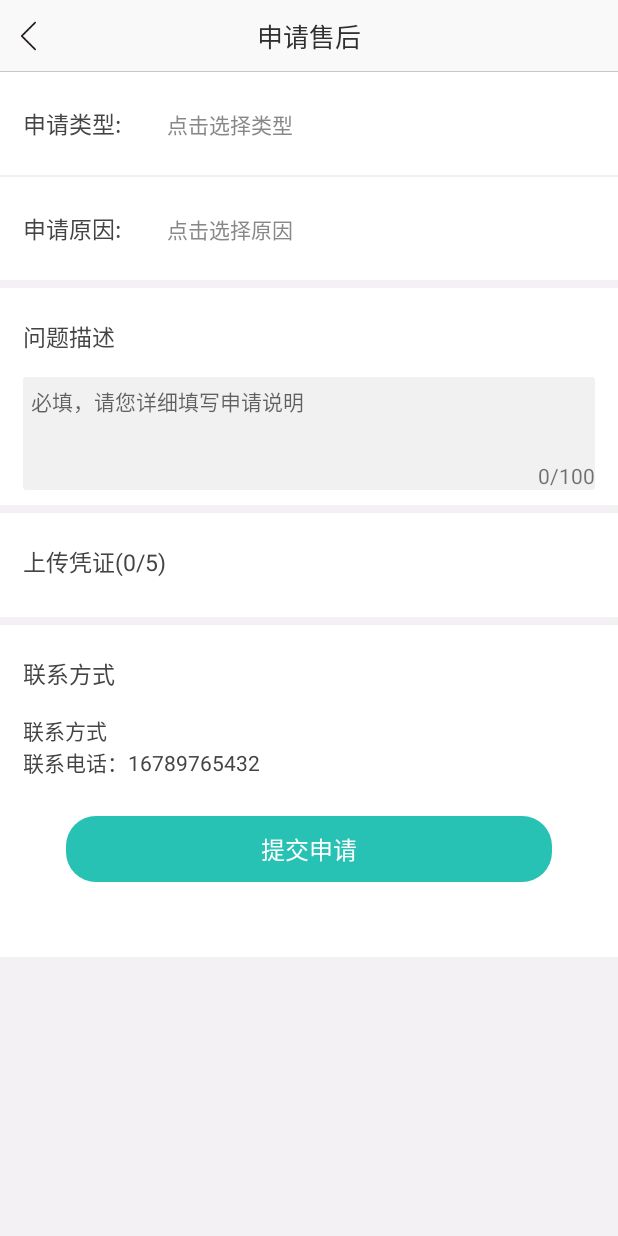
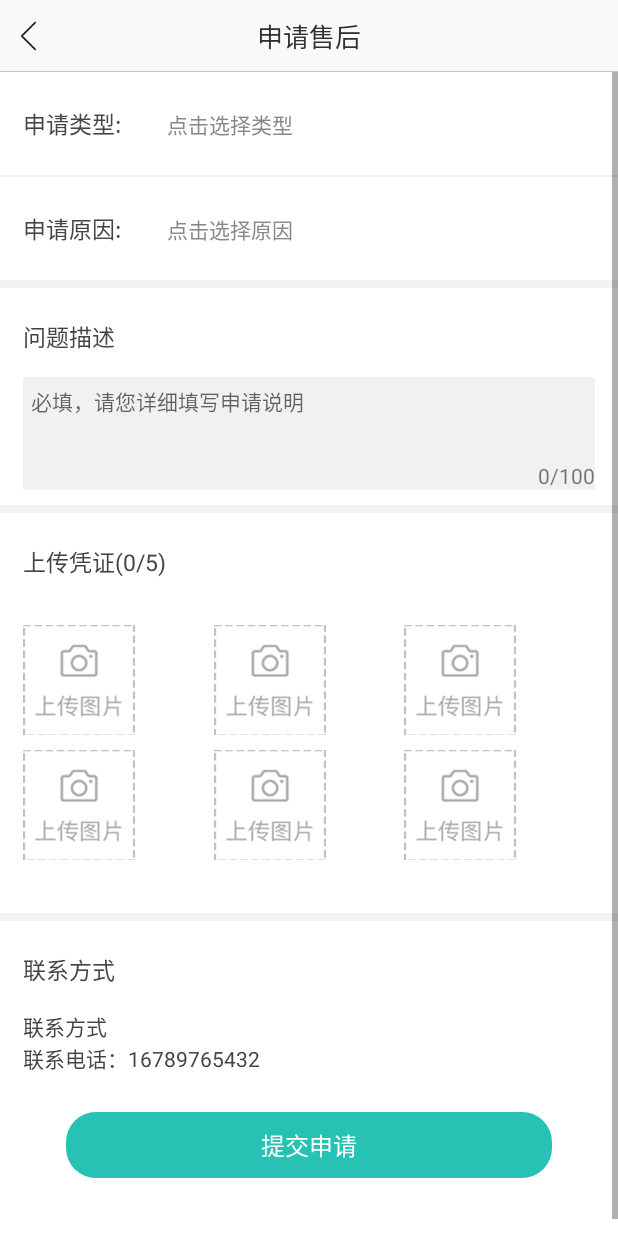
Before and after one commit to fflin/sqka-sdk, an Android app: the AskForSaleActivity screen opened directly, with no data from a screen before it, on a phone screen of 412 x 824 dp. Run offline under Robolectric (Android 15) with nearby library versions, the phone set to English and light mode, and no system bars; pictures from the network do not load.

Commit message:
1 售后页面增加对话框，完善页面展示，调用回调

```diff
--- /dev/null
+++ b/mysdk/mall/src/main/java/com/hengxin/mall/model/SaleOutDialogModel.java
@@ -0,0 +1,20 @@
+package com.hengxin.mall.model;
+
+/**
+ * author : fflin
+ * date   : 2020/5/18 15:31
+ * desc   : 售后页面要求数据格式
+ * version: 1.0
+ */
+public class SaleOutDialogModel {
+
+    public String title;
+    public String subTitle;
+    public boolean isChecked;
+    public SaleOutDialogModel(String title, String subTitle, boolean isChecked) {
+        this.title = title;
+        this.subTitle = subTitle;
+        this.isChecked = isChecked;
+    }
+
+}
--- /dev/null
+++ b/mysdk/mall/src/main/java/com/hengxin/mall/model/SelectPicModel.java
@@ -0,0 +1,13 @@
+package com.hengxin.mall.model;
+
+/**
+ * author : fflin
+ * date   : 2020/5/19 11:34
+ * desc   : 相册选择照片
+ * version: 1.0
+ */
+public class SelectPicModel {
+
+    public String fileName;//本地相册
+    public String fileUrl;//server返回的url
+}
--- a/mysdk/mall/src/main/java/com/hengxin/mall/ui/saleout/AskForSaleActivity.java
+++ b/mysdk/mall/src/main/java/com/hengxin/mall/ui/saleout/AskForSaleActivity.java
@@ -2,11 +2,23 @@ package com.hengxin.mall.ui.saleout;
 
 import android.content.Context;
 import android.content.Intent;
+import android.support.v7.widget.RecyclerView;
+import android.text.TextUtils;
 import android.view.View;
 import android.widget.TextView;
 
 import com.hengxin.mall.R;
 import com.hengxin.mall.base.BaseActivity;
+import com.hengxin.mall.manager.CrashBugGridLayoutManager;
+import com.hengxin.mall.model.SaleOutDialogModel;
+import com.hengxin.mall.model.SelectPicModel;
+import com.hengxin.mall.ui.saleout.adapter.OnAdapterClick;
+import com.hengxin.mall.ui.saleout.adapter.SelectPicAdapter;
+import com.hengxin.mall.ui.saleout.dialog.OnListDialogClick;
+import com.hengxin.mall.ui.saleout.dialog.SaleOutDialogHelper;
+
+import java.util.ArrayList;
+import java.util.List;
 
 /**
  * author : fflin
@@ -14,7 +26,14 @@ import com.hengxin.mall.base.BaseActivity;
  * desc   : 申请售后页面
  * version: 1.0
  */
-public class AskForSaleActivity extends BaseActivity {
+public class AskForSaleActivity extends BaseActivity implements OnAdapterClick {
+
+    private TextView askType;
+    private TextView askReason;
+    private List<SaleOutDialogModel> askTypeList = new ArrayList<>();
+    private List<SaleOutDialogModel> askReasonList = new ArrayList<>();
+    private RecyclerView recyclerView;
+    private List<SelectPicModel> picModels = new ArrayList<>();
 
     public static void startAskForSaleAty(Context context) {
         Intent intent = new Intent(context, AskForSaleActivity.class);
@@ -24,16 +43,87 @@ public class AskForSaleActivity extends BaseActivity {
 
     @Override
     protected void initData() {
+        for (int i = 0; i < 6; i++) {
+            SelectPicModel model = new SelectPicModel();
+            model.fileName = Constant.SELECT_PIC_NAME;
+            picModels.add(model);
+        }
+
+        SelectPicAdapter adapter = new SelectPicAdapter(this, picModels, this);
+        recyclerView.setAdapter(adapter);
+
+        SaleOutDialogModel model1 = new SaleOutDialogModel("换货", "(更换收到的商品)", true);
+        SaleOutDialogModel model2 = new SaleOutDialogModel("退款", "(未收到货，只退款)", false);
+        SaleOutDialogModel model3 = new SaleOutDialogModel("退款退货", "(已收到货，需要退换已收到的货物)", false);
+
+        askTypeList.add(model1);
+        askTypeList.add(model2);
+        askTypeList.add(model3);
+
+        SaleOutDialogModel model4 = new SaleOutDialogModel("多拍、错拍", "", false);
+        SaleOutDialogModel model5 = new SaleOutDialogModel("质量问题", "", false);
+        SaleOutDialogModel model6 = new SaleOutDialogModel("7天无理由", "", false);
+        SaleOutDialogModel model7 = new SaleOutDialogModel("其他", "", false);
+
+        askReasonList.add(model4);
+        askReasonList.add(model5);
+        askReasonList.add(model6);
+        askReasonList.add(model7);
 
     }
 
     @Override
     protected void initView() {
-        ((TextView)findViewById(R.id.title_bar_title)).setText("申请售后");
+        ((TextView) findViewById(R.id.title_bar_title)).setText("申请售后");
+        recyclerView = findViewById(R.id.ask_photo_rv);
+
+        recyclerView.setLayoutManager(new CrashBugGridLayoutManager(this,3));
+
         findViewById(R.id.ask_commit).setOnClickListener(new View.OnClickListener() {
             @Override
             public void onClick(View v) {
-                AskForSaleActivity.this.startActivity(new Intent(AskForSaleActivity.this,AskSuccActivity.class));
+                AskForSaleActivity.this.startActivity(new Intent(AskForSaleActivity.this, AskSuccActivity.class));
+            }
+        });
+        askType = findViewById(R.id.ask_type);
+        askReason = findViewById(R.id.ask_reason);
+        askType.setOnClickListener(new View.OnClickListener() {
+            @Override
+            public void onClick(View v) {
+                SaleOutDialogHelper helper = new SaleOutDialogHelper(AskForSaleActivity.this);
+                helper.showListDialog("请选择申请类型", askTypeList, new OnListDialogClick() {
+                    @Override
+                    public void onItemClick(View view) {
+                        SaleOutDialogModel model = (SaleOutDialogModel) view.getTag();
+                        if (model != null) {
+                            String title = model.title;
+                            if (!TextUtils.isEmpty(title)) {
+                                askType.setText(title);
+                            }
+                        }
+                        helper.dismissDilog();
+                    }
+                });
+            }
+        });
+
+        askReason.setOnClickListener(new View.OnClickListener() {
+            @Override
+            public void onClick(View v) {
+                SaleOutDialogHelper helper = new SaleOutDialogHelper(AskForSaleActivity.this);
+                helper.showListDialog("请选择申请类型", askReasonList, new OnListDialogClick() {
+                    @Override
+                    public void onItemClick(View view) {
+                        SaleOutDialogModel model = (SaleOutDialogModel) view.getTag();
+                        if (model != null) {
+                            String title = model.title;
+                            if (!TextUtils.isEmpty(title)) {
+                                askReason.setText(title);
+                            }
+                        }
+                        helper.dismissDilog();
+                    }
+                });
             }
         });
     }
@@ -42,4 +132,15 @@ public class AskForSaleActivity extends BaseActivity {
     protected int setLayout() {
         return R.layout.aty_ask_sale;
     }
+
+
+    @Override
+    public void onUploadClick(View view) {
+        // 上传照片  更新list
+    }
+
+    @Override
+    public void onDeleteClick(View view) {
+
+    }
 }
--- /dev/null
+++ b/mysdk/mall/src/main/java/com/hengxin/mall/ui/saleout/adapter/OnAdapterClick.java
@@ -0,0 +1,17 @@
+package com.hengxin.mall.ui.saleout.adapter;
+
+import android.view.View;
+
+/**
+ * author : fflin
+ * date   : 2020/5/19 12:05
+ * desc   : 删除 上传点击
+ * version: 1.0
+ */
+public interface OnAdapterClick {
+
+    void onUploadClick(View view);
+
+    void onDeleteClick(View view);
+
+}
--- /dev/null
+++ b/mysdk/mall/src/main/java/com/hengxin/mall/ui/saleout/adapter/SelectPicAdapter.java
@@ -0,0 +1,89 @@
+package com.hengxin.mall.ui.saleout.adapter;
+
+import android.content.Context;
+import android.support.annotation.NonNull;
+import android.support.v7.widget.RecyclerView;
+import android.text.TextUtils;
+import android.view.LayoutInflater;
+import android.view.View;
+import android.view.ViewGroup;
+import android.widget.ImageView;
+
+import com.bumptech.glide.Glide;
+import com.hengxin.mall.R;
+import com.hengxin.mall.model.SelectPicModel;
+import com.hengxin.mall.ui.saleout.Constant;
+
+import java.util.List;
+
+/**
+ * author : fflin
+ * date   : 2020/5/19 11:39
+ * desc   :
+ * version: 1.0
+ */
+public class SelectPicAdapter extends RecyclerView.Adapter<SelectPicViewHolder> {
+
+    private Context mContext;
+    private List<SelectPicModel> mList;
+    private OnAdapterClick mClick;
+    public SelectPicAdapter(Context context, List<SelectPicModel> picModels, OnAdapterClick onAdapterClick) {
+        this.mContext = context;
+        this.mList = picModels;
+        this.mClick = onAdapterClick;
+    }
+
+    @NonNull
+    @Override
+    public SelectPicViewHolder onCreateViewHolder(@NonNull ViewGroup viewGroup, int i) {
+        return new SelectPicViewHolder(LayoutInflater.from(mContext).inflate(R.layout.item_select_pic,viewGroup,false));
+    }
+
+    @Override
+    public void onBindViewHolder(@NonNull SelectPicViewHolder holder, int i) {
+        final SelectPicModel data = mList.get(i);
+        String fileName = data.fileName;
+        if (!TextUtils.isEmpty(fileName)) {
+            if (fileName.equals(Constant.SELECT_PIC_NAME)) {
+                holder.closeImg.setVisibility(View.GONE);
+                holder.showImg.setImageResource(R.drawable.upload_img);
+            } else {
+                holder.closeImg.setVisibility(View.VISIBLE);
+                Glide.with(mContext).load(data.fileUrl).placeholder(R.drawable.placeholder_square).into(holder.showImg);
+            }
+        }
+
+        holder.showImg.setOnClickListener(new View.OnClickListener() {
+            @Override
+            public void onClick(View v) {
+                v.setTag(data);
+                mClick.onUploadClick(v);
+            }
+        });
+
+        holder.closeImg.setOnClickListener(new View.OnClickListener() {
+            @Override
+            public void onClick(View v) {
+                v.setTag(data);
+                mClick.onDeleteClick(v);
+            }
+        });
+    }
+
+    @Override
+    public int getItemCount() {
+        return mList != null ? mList.size() : 0;
+    }
+}
+
+class SelectPicViewHolder extends RecyclerView.ViewHolder {
+
+    public final ImageView showImg;
+    public final ImageView closeImg;
+
+    public SelectPicViewHolder(@NonNull View itemView) {
+        super(itemView);
+        showImg = itemView.findViewById(R.id.upload_img);
+        closeImg = itemView.findViewById(R.id.upload_close);
+    }
+}
--- /dev/null
+++ b/mysdk/mall/src/main/java/com/hengxin/mall/ui/saleout/dialog/OnListDialogClick.java
@@ -0,0 +1,14 @@
+package com.hengxin.mall.ui.saleout.dialog;
+
+import android.view.View;
+
+/**
+ * author : fflin
+ * date   : 2020/5/19 10:51
+ * desc   :
+ * version: 1.0
+ */
+public interface OnListDialogClick {
+
+    void onItemClick(View view);
+}
--- a/mysdk/mall/src/main/res/layout/aty_ask_sale.xml
+++ b/mysdk/mall/src/main/res/layout/aty_ask_sale.xml
@@ -120,11 +120,10 @@
                     android:textColor="@color/text_black_444"
                     android:textSize="15sp" />
 
-                <GridView
-                    android:id="@+id/ask_photo_grid"
+                <android.support.v7.widget.RecyclerView
+                    android:id="@+id/ask_photo_rv"
                     android:layout_width="match_parent"
-                    android:layout_height="0dp"
-                    android:numColumns="4"
+                    android:layout_height="wrap_content"
                     android:padding="15dp" />
             </LinearLayout>
 
--- /dev/null
+++ b/mysdk/mall/src/main/res/layout/item_select_pic.xml
@@ -0,0 +1,25 @@
+<?xml version="1.0" encoding="utf-8"?>
+<android.support.constraint.ConstraintLayout xmlns:android="http://schemas.android.com/apk/res/android"
+    xmlns:app="http://schemas.android.com/apk/res-auto"
+    android:layout_width="match_parent"
+    android:layout_height="wrap_content">
+
+    <ImageView
+        android:id="@+id/upload_img"
+        android:layout_width="wrap_content"
+        android:layout_height="wrap_content"
+        android:src="@drawable/upload_img"
+        android:paddingBottom="10dp"
+        app:layout_constraintStart_toStartOf="parent"
+        app:layout_constraintTop_toTopOf="parent" />
+
+    <ImageView
+        android:id="@+id/upload_close"
+        android:layout_width="wrap_content"
+        android:layout_height="wrap_content"
+        android:padding="5dp"
+        android:src="@drawable/upload_close"
+        app:layout_constraintEnd_toEndOf="@+id/upload_img"
+        app:layout_constraintTop_toTopOf="@+id/upload_img" />
+
+</android.support.constraint.ConstraintLayout>
--- a/mysdk/mall/src/main/res/layout/layout_title.xml
+++ b/mysdk/mall/src/main/res/layout/layout_title.xml
@@ -29,7 +29,8 @@
         android:lines="1"
         android:maxLines="1"
         android:textColor="@color/second_title_text"
-        android:textSize="17sp"/>
+        android:textSize="17sp"
+        android:text="标题"/>
 
     <ImageView
         android:id="@+id/title_bar_right"
```
Also changed, not shown: mysdk/app/src/main/java/com/hengxin/myapplication/MainActivity.java (+6 -1 lines), mysdk/mall/src/main/java/com/hengxin/mall/ui/order/detail/OrderDetailActivity.java (+31 -16 lines), mysdk/mall/src/main/java/com/hengxin/mall/ui/saleout/Constant.java (added, +12 -0 lines), mysdk/mall/src/main/java/com/hengxin/mall/ui/saleout/dialog/ListDialogAdapter.java (added, +109 -0 lines), mysdk/mall/src/main/java/com/hengxin/mall/ui/saleout/dialog/SaleOutDialogHelper.java (added, +57 -0 lines), mysdk/mall/src/main/res/drawable/dialog_background.xml (added, +9 -0 lines), mysdk/mall/src/main/res/layout/aty_order_detail.xml (+6 -4 lines), mysdk/mall/src/main/res/layout/dialog_list_single_btn.xml (added, +44 -0 lines), mysdk/mall/src/main/res/layout/item_sale_out_dialog.xml (added, +40 -0 lines), mysdk/mall/src/main/res/drawable-xxhdpi/upload_close.png (added).
